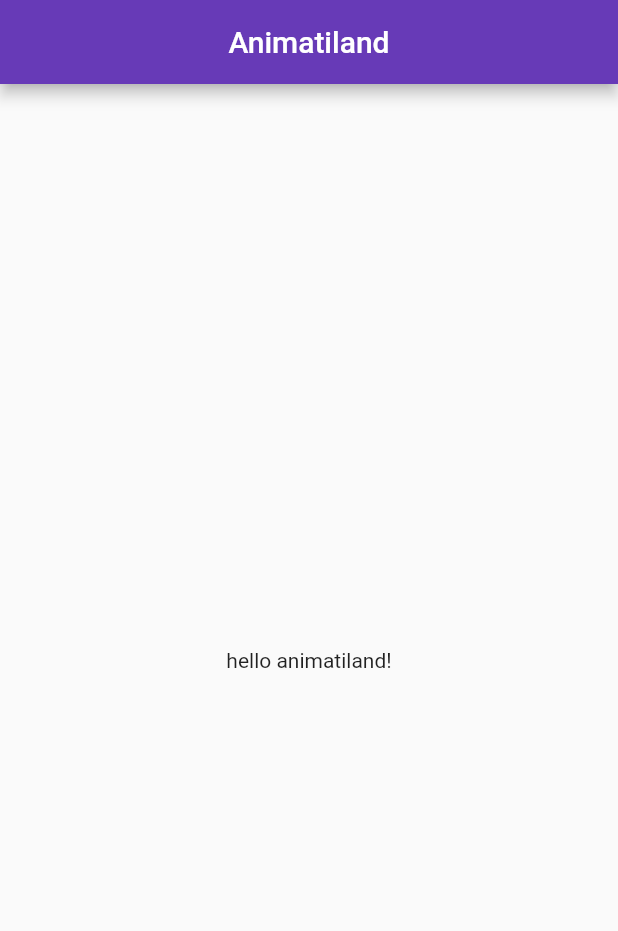
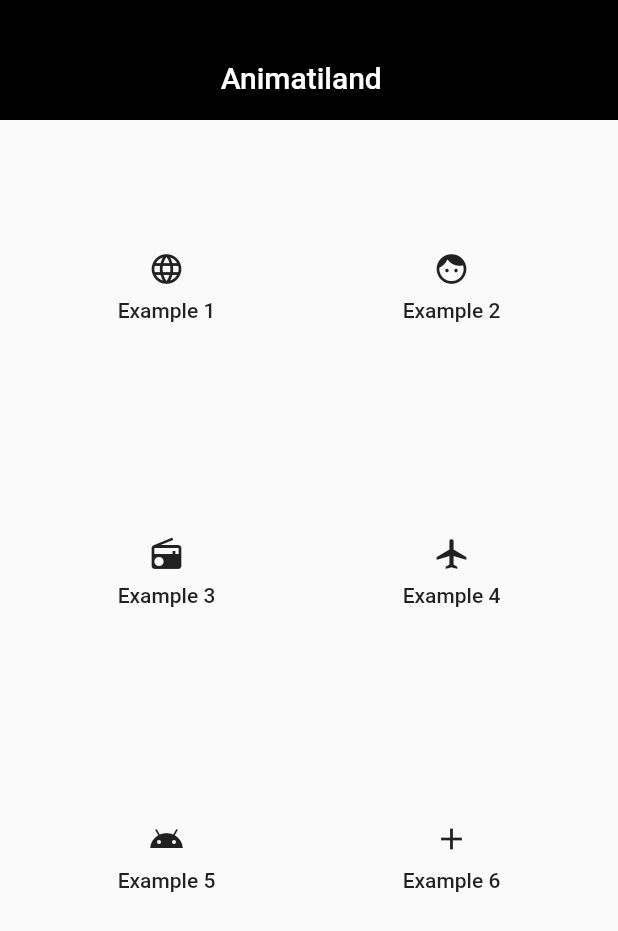
Before and after one commit to millerovv/animatiland, a Flutter app: the screen it shows after launch, on a phone screen of 412 x 824 dp. Shown: the top 931 px of the screen. Run offline on Flutter 3.47's test engine with Material 2 defaults, Android fonts, the phone set to English and light mode, and no system bars.

Commit message:
Added basic home page with appbar animation.

```diff
--- /dev/null
+++ b/lib/app.dart
@@ -0,0 +1,22 @@
+import 'package:animatiland/first_example_page.dart';
+import 'package:animatiland/home_page.dart';
+import 'package:flutter/material.dart';
+
+class MyApp extends StatelessWidget {
+  @override
+  Widget build(BuildContext context) {
+    return MaterialApp(
+      debugShowCheckedModeBanner: false,
+      title: 'Animatiland',
+      theme: ThemeData(
+        primaryColor: Colors.black,
+        accentColor: Colors.pink,
+      ),
+      initialRoute: '/',
+      routes: {
+        '/': (context) => HomePage(screenHeight: MediaQuery.of(context).size.height),
+        '/example1': (context) => FirstExamplePage(),
+      },
+    );
+  }
+}
--- /dev/null
+++ b/lib/first_example_page.dart
@@ -0,0 +1,16 @@
+import 'package:flutter/material.dart';
+
+class FirstExamplePage extends StatefulWidget {
+  @override
+  _FirstExamplePageState createState() => _FirstExamplePageState();
+}
+
+class _FirstExamplePageState extends State<FirstExamplePage> {
+  @override
+  Widget build(BuildContext context) {
+    return Scaffold(
+      backgroundColor: Theme.of(context).primaryColor,
+      appBar: AppBar(),
+    );
+  }
+}
--- a/lib/home_page.dart
+++ b/lib/home_page.dart
@@ -1,23 +1,122 @@
 import 'package:flutter/material.dart';
 
+const Map<String, IconData> gridContent = {
+  'Example 1': Icons.language,
+  'Example 2': Icons.face,
+  'Example 3': Icons.radio,
+  'Example 4': Icons.airplanemode_active,
+  'Example 5': Icons.android,
+  'Example 6': Icons.add,
+};
+
+const List<String> routes = ['/example1'];
+
 class HomePage extends StatefulWidget {
+  final double screenHeight;
+
+  HomePage({Key key, @required this.screenHeight}) : super(key: key);
+
   @override
   _HomePageState createState() => _HomePageState();
 }
 
-class _HomePageState extends State<HomePage> {
+class _HomePageState extends State<HomePage> with SingleTickerProviderStateMixin {
+  Animation<double> appBarHeight;
+  Animation<double> appBarTitlePosY;
+  AnimationController appBarAnimationController;
+
+  int nextRoutIndex = -1;
+
+  @override
+  void initState() {
+    super.initState();
+    appBarAnimationController = AnimationController(duration: Duration(milliseconds: 500), vsync: this)
+    ..addStatusListener((status) {
+      if (status == AnimationStatus.completed) {
+        Navigator.pushNamed(context, routes[nextRoutIndex]).then((value) {
+          appBarAnimationController.reset();
+        });
+      }
+    });
+
+    appBarHeight = Tween<double>(begin: 80, end: widget.screenHeight).animate(
+      CurvedAnimation(
+        parent: appBarAnimationController,
+        curve: Interval(
+          0.0,
+          1,
+          curve: Curves.ease,
+        ),
+      ),
+    )..addListener(() {
+      setState(() {});
+    });
+
+    appBarTitlePosY = Tween<double>(begin: 80 / 2, end: -30).animate(
+      CurvedAnimation(
+        parent: appBarAnimationController,
+        curve: Interval(
+          0.6,
+          1,
+          curve: Curves.ease,
+        ),
+      ),
+    )..addListener(() {
+      setState(() {});
+    });
+  }
+
+  @override
+  void dispose() {
+    appBarAnimationController?.dispose();
+    super.dispose();
+  }
+
   @override
   Widget build(BuildContext context) {
     return Scaffold(
-      appBar: AppBar(
-        centerTitle: true,
-        title: Text(
-          'Animatiland',
+      appBar: PreferredSize(
+        preferredSize: Size.fromHeight(appBarHeight.value),
+        child: Container(
+          height: appBarHeight.value,
+          color: Theme.of(context).primaryColor,
+          child: Stack(
+            children: <Widget>[
+              Positioned(
+                top: appBarTitlePosY.value,
+                left: MediaQuery.of(context).size.width / 2.8,
+                child: Text('Animatiland',
+                    style: Theme.of(context).textTheme.title.copyWith(color: Colors.white),
+                    textAlign: TextAlign.center),
+              ),
+            ],
+          ),
         ),
       ),
-      body: Container(
-        child: Center(
-          child: Text('hello animatiland!'),
+      body: Padding(
+        padding: const EdgeInsets.all(16.0),
+        child: GridView.count(
+          crossAxisCount: 2,
+          physics: NeverScrollableScrollPhysics(),
+          children: List<Widget>.generate(gridContent.length, (index) {
+            var gridContentKeys = gridContent.keys.toList();
+            return FlatButton(
+              child: Column(
+                mainAxisSize: MainAxisSize.min,
+                children: <Widget>[
+                  Icon(gridContent[gridContentKeys[index]]),
+                  SizedBox(height: 8.0),
+                  Text(gridContentKeys[index]),
+                ],
+              ),
+              onPressed: () {
+                nextRoutIndex = index;
+                if (appBarAnimationController.status != AnimationStatus.forward) {
+                  appBarAnimationController.forward();
+                }
+              },
+            );
+          }),
         ),
       ),
     );
--- a/lib/main.dart
+++ b/lib/main.dart
@@ -1,17 +1,4 @@
-import 'package:animatiland/home_page.dart';
+import 'package:animatiland/app.dart';
 import 'package:flutter/material.dart';
 
 void main() => runApp(MyApp());
-
-class MyApp extends StatelessWidget {
-  @override
-  Widget build(BuildContext context) {
-    return MaterialApp(
-      title: 'Animatiland',
-      theme: ThemeData(
-        primarySwatch: Colors.deepPurple,
-      ),
-      home: HomePage(),
-    );
-  }
-}
```
Also changed, not shown: 1 other file.
